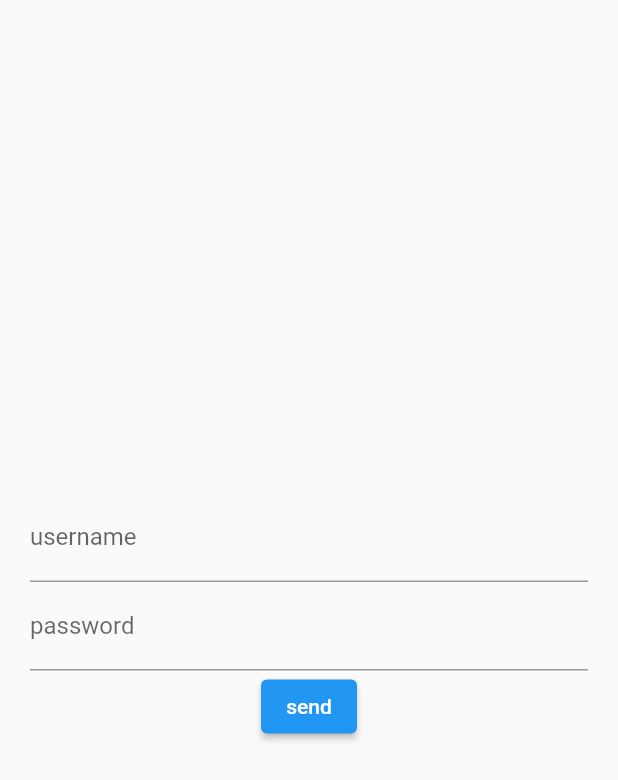
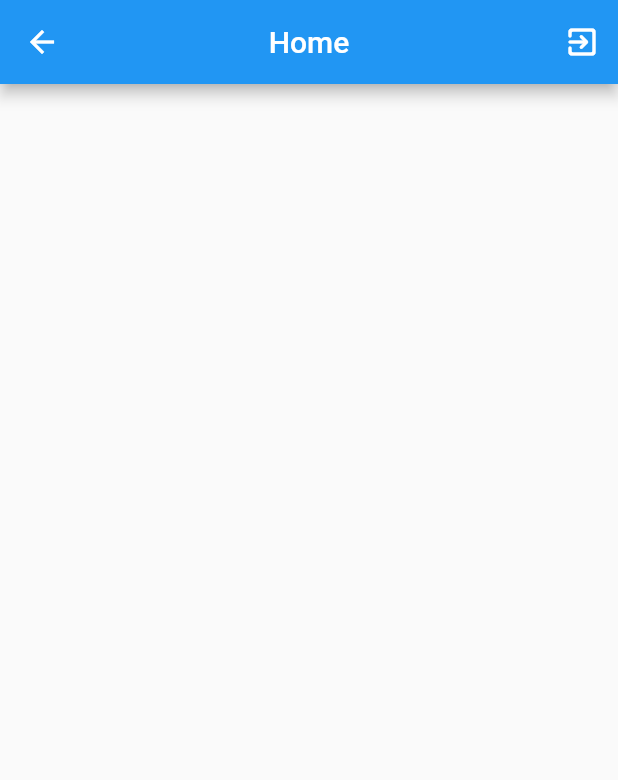
Before and after one commit to deyvissoneduardo/GetX-pattern, a Flutter app: the HomePage screen opened by its route, on a phone screen of 412 x 824 dp. Shown: the top 780 px of the screen. Run offline on Flutter 3.47's test engine with Material 2 defaults, Android fonts, the phone set to English and light mode, and no system bars; our stand-ins replace dio, flutter_secure_storage, get; accounts and stored records are empty.

Commit message:
module de login

```diff
--- /dev/null
+++ b/lib/app/data/repository/local/local_auth_repo.dart
@@ -0,0 +1,14 @@
+import 'package:app_dp/app/data/model/request_token.dart';
+import 'package:app_dp/app/data/providers/local/local_auth.dart';
+import 'package:get/get.dart';
+
+class LocalAuthRepo {
+  final LocalAuth _localAuth = Get.find<LocalAuth>();
+
+  Future<RequestToken> get session => _localAuth.getSession();
+
+  Future<void> clearSession() => _localAuth.clearSession();
+
+  Future<void> setSession(RequestToken requestToken) =>
+      _localAuth.setSession(requestToken);
+}
--- a/lib/app/modules/home/home_bindings.dart
+++ b/lib/app/modules/home/home_bindings.dart
@@ -1,7 +1,7 @@
 import 'package:get/get.dart';
 import './home_controller.dart';
 
-class HomeBinding extends Bindings {
+class HomeBindings implements Bindings {
   @override
   void dependencies() {
     Get.lazyPut(() => HomeController());
--- a/lib/app/modules/home/home_page.dart
+++ b/lib/app/modules/home/home_page.dart
@@ -4,41 +4,25 @@ import './home_controller.dart';
 
 class HomePage extends StatelessWidget {
   const HomePage({Key key}) : super(key: key);
+
   @override
   Widget build(BuildContext context) {
     return GetBuilder<HomeController>(
       builder: (_) => Scaffold(
-        body: GestureDetector(
-          onTap: () => FocusScope.of(context).unfocus(),
-          child: Container(
-            width: double.infinity,
-            height: double.infinity,
-            color: Colors.transparent,
-            padding: const EdgeInsets.all(20),
-            child: Column(
-              mainAxisAlignment: MainAxisAlignment.center,
-              children: [
-                TextField(
-                  onChanged: _.onUserNameChanged,
-                  keyboardType: TextInputType.emailAddress,
-                  decoration: const InputDecoration(
-                    labelText: "username",
-                  ),
-                ),
-                TextField(
-                  onChanged: _.onPasswordChanged,
-                  obscureText: true,
-                  decoration: const InputDecoration(
-                    labelText: "password",
-                  ),
-                ),
-                ElevatedButton(
-                  onPressed: _.submit,
-                  child: const Text('send'),
-                )
-              ],
-            ),
-          ),
+        appBar: AppBar(
+          title: const Text('Home'),
+          centerTitle: true,
+          actions: [
+            IconButton(
+              onPressed: _.logOut,
+              icon: const Icon(Icons.exit_to_app_rounded),
+            )
+          ],
+        ),
+        body: Container(
+          width: double.infinity,
+          height: double.infinity,
+          color: Colors.transparent,
         ),
       ),
     );
--- /dev/null
+++ b/lib/app/modules/login/login_bindings.dart
@@ -0,0 +1,9 @@
+import 'package:get/get.dart';
+import 'login_controller.dart';
+
+class LoginBinding extends Bindings {
+  @override
+  void dependencies() {
+    Get.lazyPut(() => LoginController());
+  }
+}
--- a/lib/app/modules/splash/splash_controller.dart
+++ b/lib/app/modules/splash/splash_controller.dart
@@ -1,7 +1,11 @@
+import 'package:app_dp/app/data/model/request_token.dart';
+import 'package:app_dp/app/data/repository/local/local_auth_repo.dart';
 import 'package:get/get.dart';
 import 'package:app_dp/app/routes/app_routes.dart';
 
 class SplashController extends GetxController {
+  final LocalAuthRepo _localAuthRepo = Get.find<LocalAuthRepo>();
+
   @override
   void onReady() {
     super.onReady();
@@ -10,9 +14,11 @@ class SplashController extends GetxController {
 
   _init() async {
     try {
-      await Future.delayed(const Duration(seconds: 2));
+      // await Future.delayed(const Duration(seconds: 2));
+      final RequestToken requestToken = await _localAuthRepo.session;
+
       Get.offNamed(
-        AppRoutes.HOME,
+        requestToken != null ? AppRoutes.HOME : AppRoutes.LOGIN,
       );
     } on Exception catch (e) {
       // ignore: avoid_print
--- a/lib/app/routes/app_pages.dart
+++ b/lib/app/routes/app_pages.dart
@@ -2,6 +2,8 @@ import 'package:app_dp/app/modules/detail/detail_bindings.dart';
 import 'package:app_dp/app/modules/detail/detail_page.dart';
 import 'package:app_dp/app/modules/home/home_bindings.dart';
 import 'package:app_dp/app/modules/home/home_page.dart';
+import 'package:app_dp/app/modules/login/login_bindings.dart';
+import 'package:app_dp/app/modules/login/login_page.dart';
 import 'package:app_dp/app/modules/splash/splash_bindings.dart';
 import 'package:app_dp/app/modules/splash/splash_page.dart';
 import 'package:app_dp/app/routes/app_routes.dart';
@@ -15,9 +17,14 @@ class AppPages {
       binding: SplashBinding(),
     ),
     GetPage(
+      name: AppRoutes.LOGIN,
+      page: () => const LoginPage(),
+      binding: LoginBinding(),
+    ),
+    GetPage(
       name: AppRoutes.HOME,
       page: () => const HomePage(),
-      binding: HomeBinding(),
+      binding: HomeBindings(),
     ),
     GetPage(
       name: AppRoutes.DETAIL,
--- a/lib/app/routes/app_routes.dart
+++ b/lib/app/routes/app_routes.dart
@@ -1,6 +1,8 @@
 class AppRoutes {
   // ignore: constant_identifier_names
   static const SPLASH = 'splash_page';
+  // ignore: constant_identifier_names
+  static const LOGIN = 'login_page';
   // ignore: constant_identifier_names
   static const HOME = 'home_page';
   // ignore: constant_identifier_names
```
Also changed, not shown: lib/app/data/providers/local/local_auth.dart (+6 -9 lines), lib/app/modules/home/home_controller.dart (+6 -46 lines), lib/app/modules/login/login_controller.dart (added, +55 -0 lines), lib/app/modules/login/login_page.dart (added, +46 -0 lines), lib/app/utils/dependecy_injection.dart (+9 -1 lines), lib/app/data/repository/remote/authentication_repo.dart (renamed from lib/app/data/repository/authentication_repo.dart).
